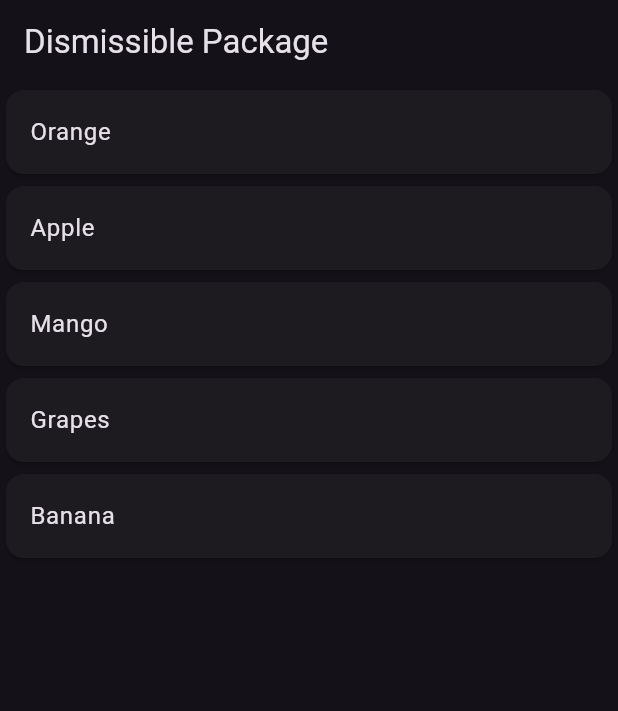
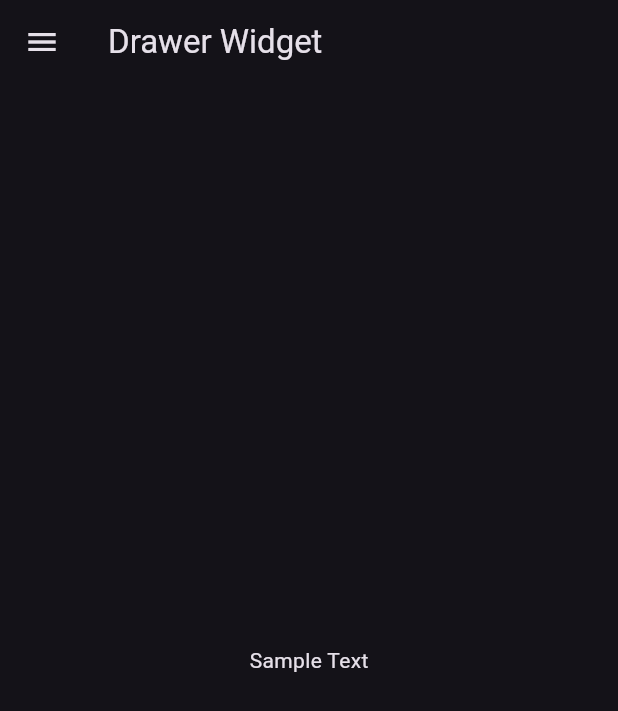
Before and after one commit to Soham801/Flutter_Widgets, a Flutter app: the screen it shows after launch, on a phone screen of 412 x 824 dp. Shown: the top 711 px of the screen. Run offline on Flutter 3.47's test engine with Material 3 defaults, Android fonts, the phone set to English and light mode, and no system bars.

Commit message:
Added Drawer widget

```diff
--- a/thirty_widgets/lib/main.dart
+++ b/thirty_widgets/lib/main.dart
@@ -7,6 +7,7 @@ import 'package:thirty_widgets/widgets/dismissible.dart';
 import 'package:thirty_widgets/widgets/list_grid.dart';
 import 'package:thirty_widgets/widgets/rowscols.dart';
 import 'package:thirty_widgets/widgets/snackbar.dart';
+import 'package:thirty_widgets/widgets/drawer.dart';
 
 void main() => runApp(new MyApp());
 
@@ -21,7 +22,7 @@ class MyApp extends StatelessWidget {
         brightness: Brightness.dark,
         primaryColor: Colors.deepPurple,
       ),
-      home: DismissibleWidget(),
+      home: DrawerWidgetState(),
     );
   }
 }
--- a/thirty_widgets/lib/widgets/dismissible.dart
+++ b/thirty_widgets/lib/widgets/dismissible.dart
@@ -1,3 +1,5 @@
+// ignore_for_file: override_on_non_overriding_member
+
 import 'package:flutter/material.dart';
 
 class DismissibleWidget extends StatefulWidget {
--- /dev/null
+++ b/thirty_widgets/lib/widgets/drawer.dart
@@ -0,0 +1,88 @@
+import 'package:flutter/material.dart';
+
+class DrawerWidgetState extends StatefulWidget {
+  const DrawerWidgetState({super.key});
+
+  @override
+  State<DrawerWidgetState> createState() => _DrawerWidgetStateState();
+}
+
+class _DrawerWidgetStateState extends State<DrawerWidgetState> {
+  @override
+  Widget build(BuildContext context) {
+    return Scaffold(
+      drawer: Drawer(
+        child: Container(
+          color: Theme.of(context).primaryColor,
+
+          child: ListView(
+            children: [
+              DrawerHeader(
+                padding: EdgeInsets.zero,
+                child: Container(
+                  padding: EdgeInsets.all(10),
+                  child: Row(
+                    children: [
+                      CircleAvatar(
+                        radius: 40,
+                        backgroundImage: NetworkImage('https://w0.peakpx.com/wallpaper/776/391/HD-wallpaper-anime-demon-slayer-kimetsu-no-yaiba-yoriichi-tsugikuni.jpg'),
+                      ),
+                      SizedBox(width: 10,),
+                      Column(
+                        mainAxisAlignment: MainAxisAlignment.center,
+                        crossAxisAlignment: CrossAxisAlignment.start,
+                        children: [
+                          Text('Soham Deshmukh',style: TextStyle(
+                            fontSize: 19, fontWeight: FontWeight.bold,
+                          ),),
+                          Text('abcd@gmail.com'),
+                        ],
+                      )
+                    ],
+                  ),
+              ),
+              ),
+              ListTile(
+                leading: Icon(Icons.folder),
+                title: Text('My Files'),
+              ),
+              ListTile(
+                leading: Icon(Icons.group),
+                title: Text('Shared with me'),
+              ),
+              ListTile(
+                leading: Icon(Icons.star),
+                title: Text('Starred'),
+              ),
+              ListTile(
+                leading: Icon(Icons.delete),
+                title: Text('Trash'),
+              ),
+              ListTile(
+                leading: Icon(Icons.upload),
+                title: Text('Uploads'),
+              ),
+              Divider(),
+              ListTile(
+                leading: Icon(Icons.share),
+                title: Text('Share'),
+              ),
+              ListTile(
+                leading: Icon(Icons.logout),
+                title: Text('Log Out'),
+              ),
+            ],
+          ),
+        ),
+      ),
+      appBar: AppBar(
+        title: Text('Drawer Widget'),
+      ),
+      body: Container(
+        child: Center(
+          child: Text('Sample Text'),
+        ),
+      ),
+    );
+  }
+}
```
